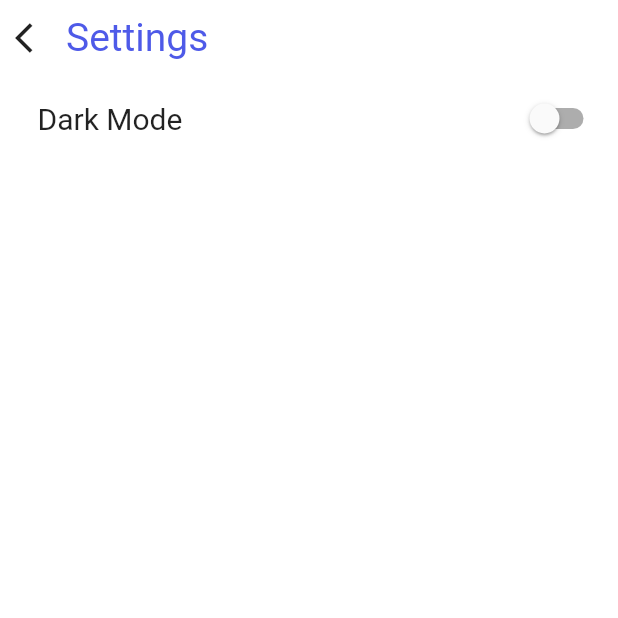
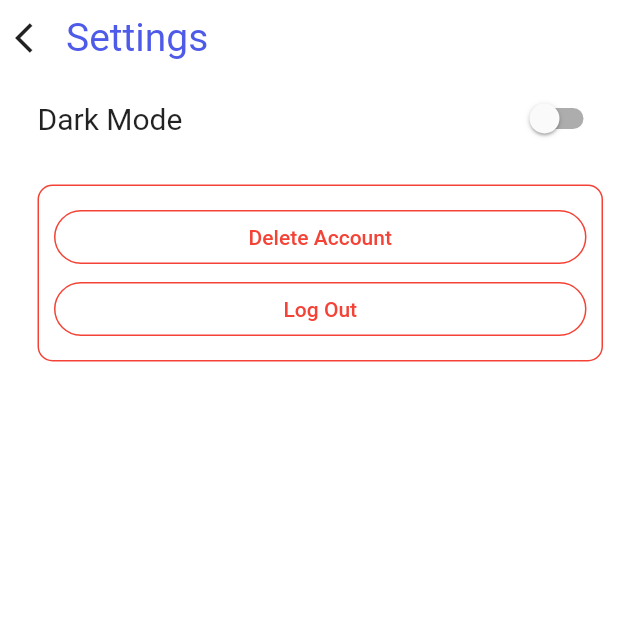
Before and after one commit to Booysen31SA/sharedspace, a Flutter app: the Settings screen opened by its route, on a phone screen of 412 x 824 dp, the top half of it. Run offline on Flutter 3.47's test engine with Material 2 defaults, Android fonts, the phone set to English and light mode, and no system bars; our stand-ins replace firebase_auth, firebase_core, flutter_spinkit, get, get_storage, table_calendar; missing offline and left inert: firebase_helpers; accounts and stored records are empty.

Commit message:
Add oauth, and redirect

```diff
--- a/lib/Models/eventModel.dart
+++ b/lib/Models/eventModel.dart
@@ -1,4 +1,3 @@
-import 'package:firebase_helpers/firebase_helpers.dart';
 import 'package:intl/intl.dart';
 
 class EventModel {
--- /dev/null
+++ b/lib/Models/userModel.dart
@@ -0,0 +1,5 @@
+class UserModel {
+  final String uid;
+
+  UserModel({required this.uid});
+}
--- a/lib/Pages/settings.dart
+++ b/lib/Pages/settings.dart
@@ -1,6 +1,7 @@
 import 'package:flutter/material.dart';
 import 'package:get/get.dart';
 import 'package:sharedspace/Configs/themes.dart';
+import 'package:sharedspace/Services/auth.dart';
 import 'package:sharedspace/Services/service.dart';
 
 class Settings extends StatefulWidget {
@@ -9,6 +10,8 @@ class Settings extends StatefulWidget {
   @override
   State<Settings> createState() => _SettingsState();
 }
+
+final AuthService _auth = AuthService();
 
 class _SettingsState extends State<Settings> {
   @override
@@ -24,7 +27,7 @@ class _SettingsState extends State<Settings> {
               'Settings',
               primaryClr,
             ),
-            darkModeSettings(),
+            mainSettings(context),
           ]),
         ),
       ),
@@ -62,10 +65,14 @@ header(context, name, spaceColor) {
   );
 }
 
-darkModeSettings() {
+mainSettings(context) {
   return Container(
     margin: const EdgeInsets.only(top: 15, left: 15),
-    child: Row(mainAxisAlignment: MainAxisAlignment.spaceBetween, children: [
+    child: Column(
+      children: [
+        Row(
+          mainAxisAlignment: MainAxisAlignment.spaceBetween,
+          children: [
             const Text(
               'Dark Mode',
               style: TextStyle(
@@ -78,6 +85,58 @@ darkModeSettings() {
                 ThemeService().switchTheme(),
               },
             )
-    ]),
+          ],
+        ),
+        const SizedBox(
+          height: 20,
+        ),
+        Container(
+          padding: const EdgeInsets.all(10),
+          width: double.infinity,
+          decoration: BoxDecoration(
+            border: Border.all(
+              color: Colors.red,
+              style: BorderStyle.solid,
+            ),
+            borderRadius: BorderRadius.circular(10),
+          ),
+          child: IntrinsicHeight(
+            child: Column(
+              crossAxisAlignment: CrossAxisAlignment.stretch,
+              children: [
+                TextButton(
+                  onPressed: () => null,
+                  style: ButtonStyle(
+                    foregroundColor: MaterialStateProperty.all(Colors.red),
+                    shape: MaterialStateProperty.all<RoundedRectangleBorder>(
+                      RoundedRectangleBorder(
+                        borderRadius: BorderRadius.circular(18.0),
+                        side: const BorderSide(color: Colors.red),
+                      ),
+                    ),
+                  ),
+                  child: const Text('Delete Account'),
+                ),
+                TextButton(
+                  onPressed: () async {
+                    await _auth.signOut();
+                  },
+                  style: ButtonStyle(
+                    foregroundColor: MaterialStateProperty.all(Colors.red),
+                    shape: MaterialStateProperty.all<RoundedRectangleBorder>(
+                      RoundedRectangleBorder(
+                        borderRadius: BorderRadius.circular(18.0),
+                        side: const BorderSide(color: Colors.red),
+                      ),
+                    ),
+                  ),
+                  child: const Text('Log Out'),
+                ),
+              ],
+            ),
+          ),
+        ),
+      ],
+    ),
   );
 }
--- a/lib/Pages/space.dart
+++ b/lib/Pages/space.dart
@@ -3,7 +3,6 @@
 import 'package:flutter/material.dart';
 import 'package:get/get.dart';
 import 'package:sharedspace/Configs/themes.dart';
-import 'package:sharedspace/Models/cardListModel.dart';
 import 'package:sharedspace/Pages/Forms/addEvent.dart';
 import 'package:sharedspace/Pages/Views/calendarView.dart';
 import 'package:sharedspace/Pages/Views/noteView.dart';
--- a/pubspec.yaml
+++ b/pubspec.yaml
@@ -33,12 +33,15 @@ dependencies:
   # The following adds the Cupertino Icons font to your application.
   # Use with the CupertinoIcons class for iOS style icons.
   firebase_core: ^1.20.1
+  firebase_helpers: ^0.5.0
+  firebase_auth: ^3.6.3
   flutter_spinkit: ^5.1.0
   get:
   get_storage: ^2.0.3
   intl: ^0.17.0
   table_calendar: ^3.0.6
-  firebase_helpers: ^0.5.0
+  provider: ^6.0.3
+
 dev_dependencies:
   flutter_test:
     sdk: flutter
```
Also changed, not shown: lib/Pages/Auth/Signin.dart (added, +16 -0 lines), lib/Pages/loading.dart (+55 -4 lines), lib/Services/auth.dart (added, +32 -0 lines), lib/main.dart (+11 -2 lines), pubspec.lock, 1 other file. Lines whose indentation alone changed are shown as unchanged.
